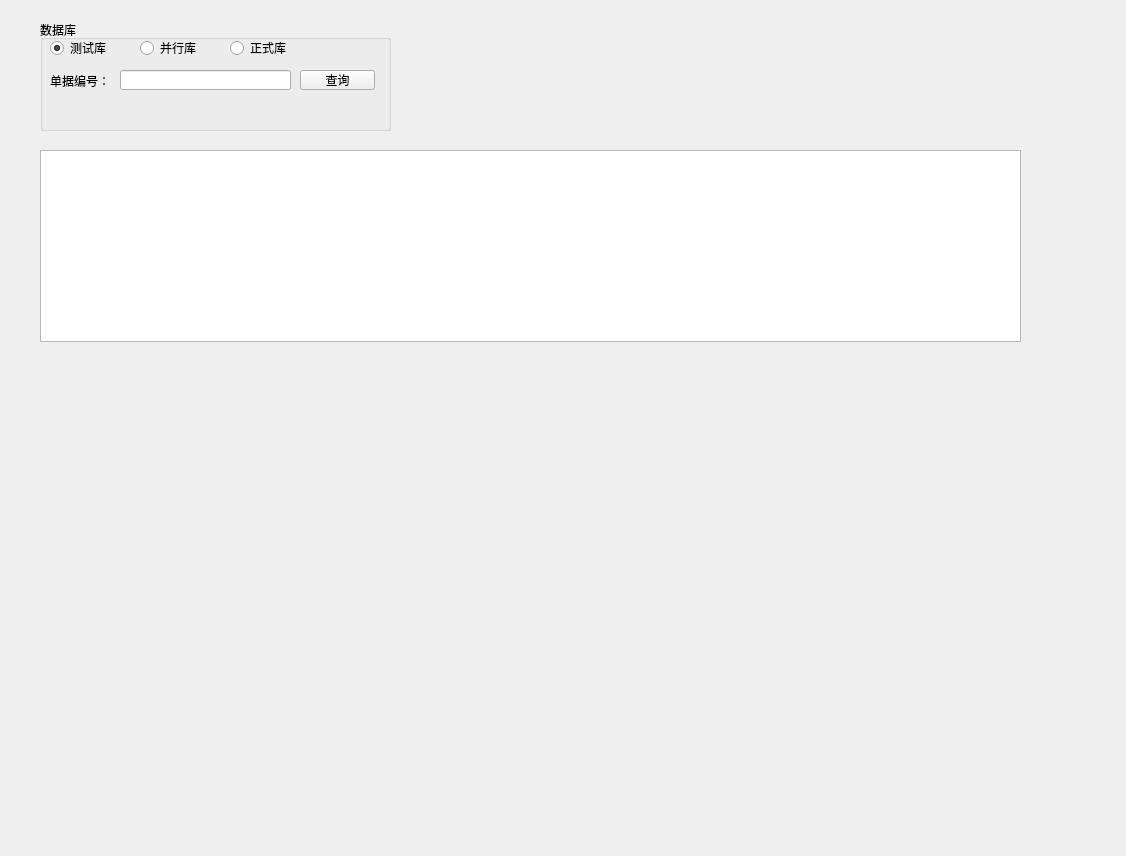
czq172281008/Tools, file DjInfo.ui: the form before one commit.
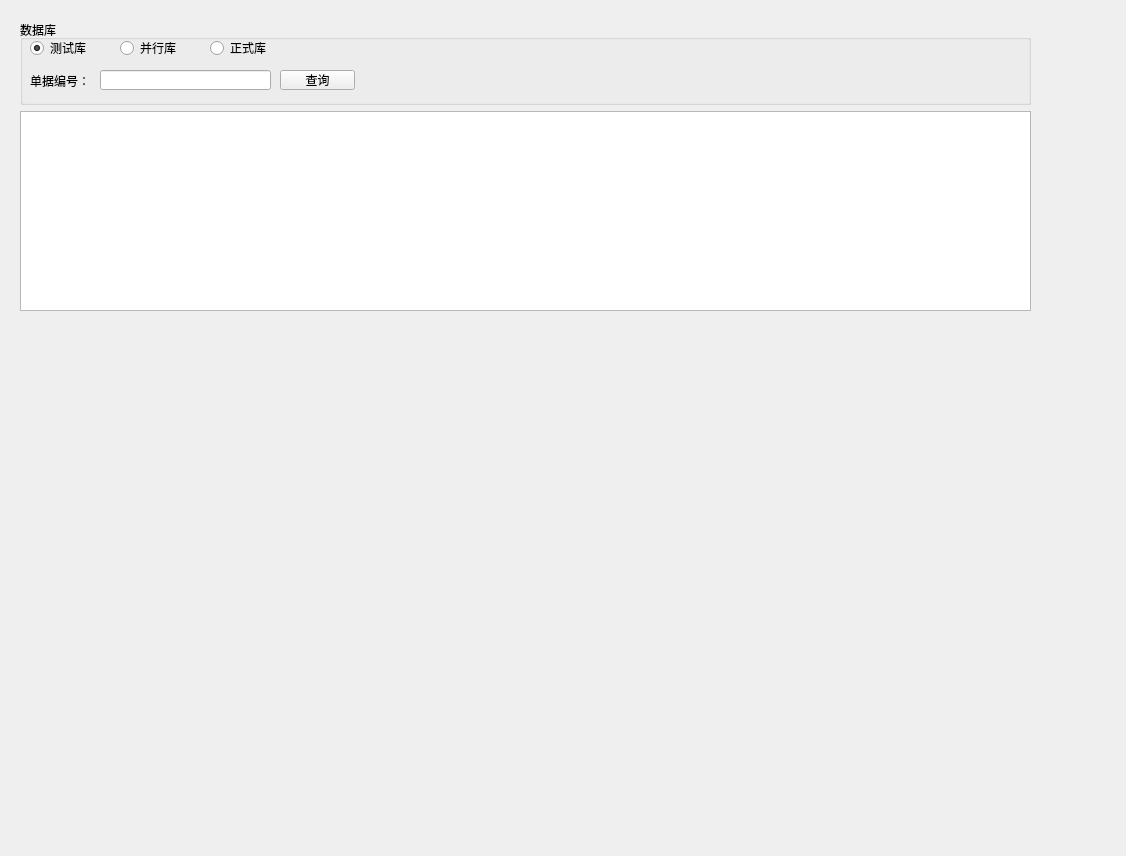
The form after the commit.

```diff
--- a/DjInfo.ui
+++ b/DjInfo.ui
@@ -16,14 +16,29 @@
   <property name="windowTitle">
    <string>Form</string>
   </property>
+  <widget class="QWidget" name="verticalLayoutWidget">
+   <property name="geometry">
+    <rect>
+     <x>20</x>
+     <y>20</y>
+     <width>1011</width>
+     <height>291</height>
+    </rect>
+   </property>
+   <layout class="QVBoxLayout" name="verticalLayout">
+    <item>
   <widget class="QGroupBox" name="groupBox">
-   <property name="geometry">
-    <rect>
-     <x>40</x>
-     <y>20</y>
-     <width>351</width>
-     <height>111</height>
-    </rect>
+      <property name="sizePolicy">
+       <sizepolicy hsizetype="Preferred" vsizetype="Fixed">
+        <horstretch>0</horstretch>
+        <verstretch>0</verstretch>
+       </sizepolicy>
+      </property>
+      <property name="maximumSize">
+       <size>
+        <width>16777215</width>
+        <height>200</height>
+       </size>
    </property>
    <property name="title">
     <string>数据库</string>
@@ -107,15 +122,24 @@
     </property>
    </widget>
   </widget>
+    </item>
+    <item>
   <widget class="QTableView" name="DataTable">
-   <property name="geometry">
-    <rect>
-     <x>40</x>
-     <y>150</y>
-     <width>981</width>
-     <height>192</height>
-    </rect>
-   </property>
+      <property name="sizePolicy">
+       <sizepolicy hsizetype="Expanding" vsizetype="Expanding">
+        <horstretch>0</horstretch>
+        <verstretch>60</verstretch>
+       </sizepolicy>
+      </property>
+      <property name="maximumSize">
+       <size>
+        <width>16777215</width>
+        <height>200</height>
+       </size>
+      </property>
+     </widget>
+    </item>
+   </layout>
   </widget>
  </widget>
  <resources/>
```
Lines whose indentation alone changed are shown as unchanged.
